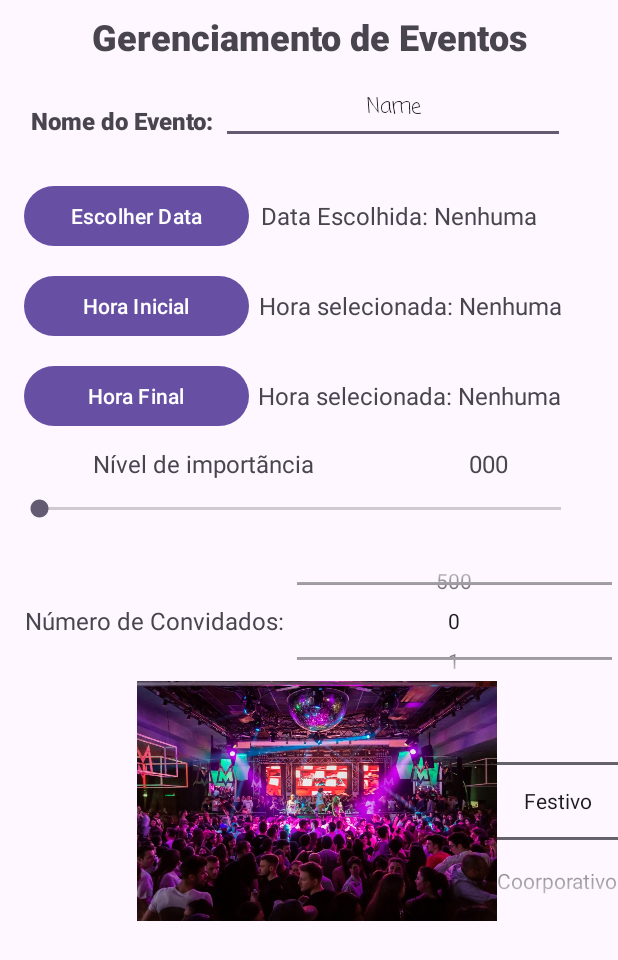
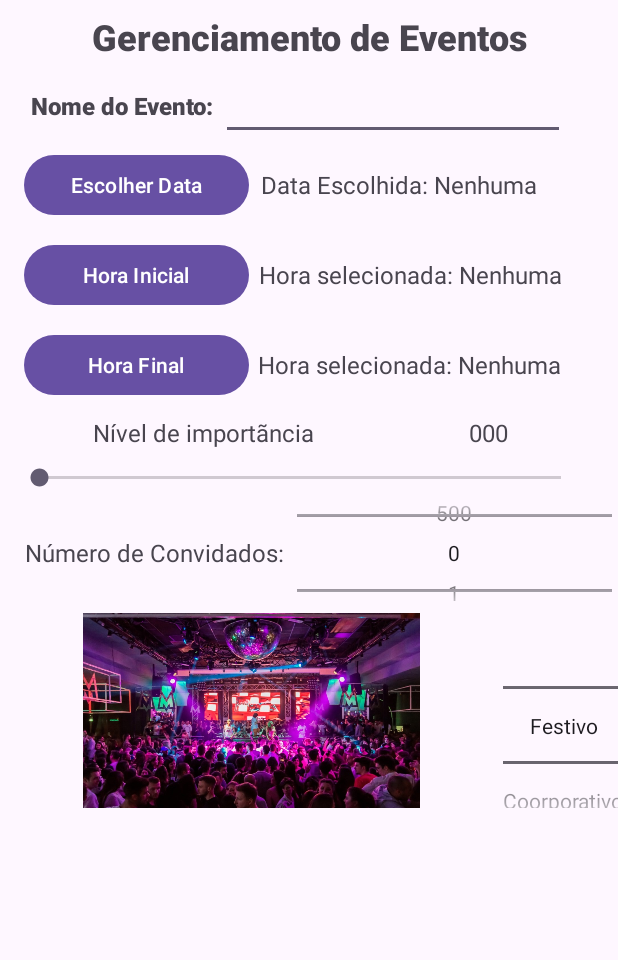
Before and after one commit to BRADDTELES/appEventos, an Android app: the screen it shows after launch (MainActivity), on a phone screen of 412 x 824 dp. Shown: the top 960 px of the screen. Run offline under Robolectric (Android 15) with nearby library versions, the phone set to English and light mode, and no system bars.

Commit message:
ft. 2 ImageView com NumberPicker, finalizado

```diff
--- a/app/src/main/java/com/example/appeventos/MainActivity.java
+++ b/app/src/main/java/com/example/appeventos/MainActivity.java
@@ -113,14 +113,14 @@ public class MainActivity extends AppCompatActivity {
                 String eventoSelecionado = eventos[newVal];
                 if (eventoSelecionado.equalsIgnoreCase("Festivo")){
                     eventoImageView.setImageResource(R.drawable.festivo);
-                    eventoTextView.setText("Festivo");
+//                    eventoTextView.setText("Festivo");
                 } else {
                     if (eventoSelecionado.equalsIgnoreCase("Coorporativo")){
                         eventoImageView.setImageResource(R.drawable.coorporativo);
-                        eventoTextView.setText("Coorporativo");
+//                        eventoTextView.setText("Coorporativo");
                     } else {
                         eventoImageView.setImageResource(R.drawable.casamento);
-                        eventoTextView.setText("Casamento");
+//                        eventoTextView.setText("Casamento");
                     }
                 }
             }
--- a/app/src/main/res/layout/activity_main.xml
+++ b/app/src/main/res/layout/activity_main.xml
@@ -31,7 +31,7 @@
     <LinearLayout
         android:id="@+id/linearLayout1"
         android:layout_width="380dp"
-        android:layout_height="66dp"
+        android:layout_height="45dp"
         android:orientation="vertical"
         app:layout_constraintEnd_toEndOf="parent"
         app:layout_constraintStart_toStartOf="parent"
@@ -61,7 +61,6 @@
                 android:gravity="center"
                 android:inputType="text"
                 android:minHeight="48dp"
-                android:text="Name"
                 android:textSize="14sp" />
         </LinearLayout>
     </LinearLayout>
@@ -150,7 +149,7 @@
     <LinearLayout
         android:id="@+id/linearLayout3"
         android:layout_width="380dp"
-        android:layout_height="80dp"
+        android:layout_height="55dp"
         android:layout_marginStart="10dp"
         android:orientation="vertical"
         app:layout_constraintStart_toStartOf="parent"
@@ -229,26 +228,27 @@
 
     <LinearLayout
         android:layout_width="match_parent"
-        android:layout_height="160dp"
+        android:layout_height="130dp"
         android:orientation="vertical"
         app:layout_constraintTop_toBottomOf="@+id/linearLayout4">
 
         <LinearLayout
             android:layout_width="match_parent"
-            android:layout_height="match_parent"
+            android:layout_height="150dp"
             android:orientation="horizontal">
 
             <TextView
                 android:id="@+id/eventoTextView"
                 android:layout_width="wrap_content"
-                android:layout_height="wrap_content"
+                android:layout_height="match_parent"
+                android:layout_gravity="center"
                 android:layout_weight="1"
-                android:layout_gravity="center" />
+                android:gravity="center" />
 
             <ImageView
                 android:id="@+id/eventoImageView"
-                android:layout_width="150dp"
-                android:layout_height="wrap_content"
+                android:layout_width="340dp"
+                android:layout_height="match_parent"
                 android:layout_gravity="center"
                 android:layout_weight="1"
                 app:srcCompat="@drawable/festivo" />
--- a/app/src/main/res/values/strings.xml
+++ b/app/src/main/res/values/strings.xml
@@ -2,6 +2,7 @@
     <string name="app_name">app Eventos</string>
 
     <string name="text_view_name_evento">Nome do Evento:</string>
+    <string name="text_view_n_convidado">Nº de convidados:</string>
     <string name="label_data_escolhida">Data Escolhida: Nenhuma</string>
     <string name="label_escolher_data">Escolher Data</string>
     <string name="label_hora_inicial">Hora Inicial</string>
```
